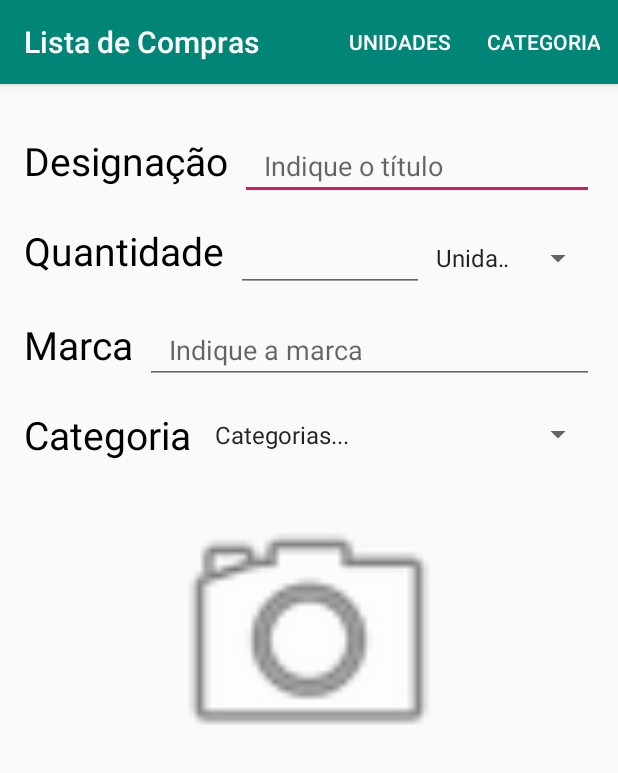
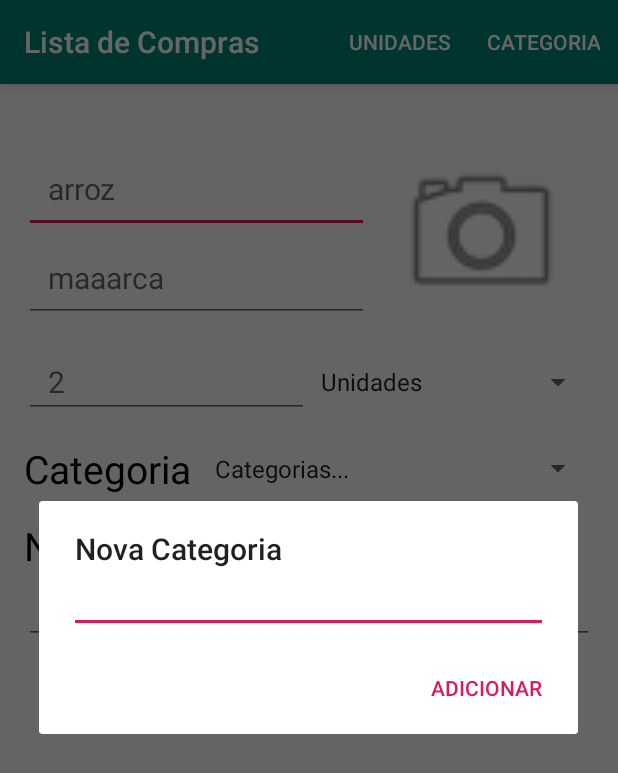
Before and after one commit to gustavolemos15/AmovTP1, an Android app: the NovoItemActivity screen opened directly, with no data from a screen before it, after a tap on "CATEGORIA", on a phone screen of 412 x 824 dp. Shown: the top 773 px of the screen. Run offline under Robolectric (Android 15) with nearby library versions, the phone set to English and light mode, and no system bars; pictures from the network do not load.

Commit message:
teste commit para branch pessoal

```diff
--- a/app/src/main/java/pt/isec/a2014009081/listadecompras/EdicaoListaActivity.kt
+++ b/app/src/main/java/pt/isec/a2014009081/listadecompras/EdicaoListaActivity.kt
@@ -25,7 +25,6 @@ class EdicaoListaActivity : AppCompatActivity() {
 
         lvEdicaoLista.adapter = adapter
 
-        lvEdicaoLista
     }
 
     override fun onCreateOptionsMenu(menu: Menu?): Boolean {
--- a/app/src/main/java/pt/isec/a2014009081/listadecompras/MainActivity.kt
+++ b/app/src/main/java/pt/isec/a2014009081/listadecompras/MainActivity.kt
@@ -7,6 +7,9 @@ import android.os.Bundle
 import android.view.View
 import android.view.Window
 import android.widget.Button
+import android.widget.EditText
+import android.widget.Toast
+import androidx.appcompat.app.AlertDialog
 import kotlinx.android.synthetic.main.activity_main.*
 
 // Activity em vez de AppCompatActivity para tirar a titlebar
@@ -25,8 +28,8 @@ class MainActivity : Activity() {
     }
 
     fun onNovaLista(view: View) {
-        val intent = Intent(this,EdicaoListaActivity::class.java)
-        startActivity(intent)
+        editTextDialog()
+        //passagem de atividade passou para o editTextDialog no positiveButton
     }
 
     fun onListasAnteriores(view: View, principal : Principal) {
@@ -41,4 +44,30 @@ class MainActivity : Activity() {
         startActivity(intent)
     }
 
+    private fun editTextDialog() {
+        val dlgBuilder = AlertDialog.Builder(this)
+        val inflater = layoutInflater
+        val dlgLayout = inflater.inflate(R.layout.edit_text_dialog, null)
+        val et = dlgLayout.findViewById<EditText>(R.id.etDialog)
+
+        with(dlgBuilder) {
+            setTitle(resources.getString(R.string.primeiroBotao))
+            setPositiveButton(R.string.adicionar) {dialog, which ->
+                // consegues a string introduzida com "et.text.toString()" PS: Podes apagar este comentário
+                Toast.makeText(
+                    this@MainActivity,
+                    et.text.toString(),
+                    Toast.LENGTH_SHORT
+                ).show()
+
+                //Passagem de atividade apenas após inserir o titulo
+                val intent = Intent(this@MainActivity,EdicaoListaActivity::class.java)
+                startActivity(intent)
+            }
+            setView(dlgLayout)
+            setCancelable(true)
+            show()
+        }
+    }
+
 }
--- a/app/src/main/java/pt/isec/a2014009081/listadecompras/NovoItemActivity.kt
+++ b/app/src/main/java/pt/isec/a2014009081/listadecompras/NovoItemActivity.kt
@@ -1,29 +1,39 @@
 package pt.isec.a2014009081.listadecompras
 
 import android.app.Activity
+import android.content.Context
 import android.content.Intent
+import android.content.res.Resources
 import android.graphics.Bitmap
-import android.graphics.drawable.Drawable
 import androidx.appcompat.app.AppCompatActivity
 import android.os.Bundle
 import android.provider.MediaStore
 import android.view.Menu
 import android.view.MenuItem
 import android.view.View
-import android.widget.ArrayAdapter
-import android.widget.Spinner
-import android.widget.Toast
+import android.widget.*
 import androidx.appcompat.app.AlertDialog
+import androidx.fragment.app.Fragment
 import kotlinx.android.synthetic.main.activity_novo_item.*
+import kotlinx.android.synthetic.main.edit_text_dialog.*
+import java.util.*
 
 private const val CODIGO_CAMERA = 40
 private const val CODIGO_GALERIA = 41
 
 class NovoItemActivity : AppCompatActivity() {
+    lateinit var prod : Produto
 
     override fun onCreate(savedInstanceState: Bundle?) {
         super.onCreate(savedInstanceState)
         setContentView(R.layout.activity_novo_item)
+
+        val prod :Produto= Produto("arroz",2,"maaarca","Catego")
+
+        etDesignacao.hint = prod.nome
+        etMarca.hint = prod.marca
+        etQuantidade.hint = prod.quantidade.toString()
+        //spinnerCategoria.setSelection(adapterCategorias.getPosition("Alimentação"))
 
         // Se calhar devemos meter isto numa função para tirar do main
 
@@ -33,7 +43,7 @@ class NovoItemActivity : AppCompatActivity() {
             this,
             R.array.unidades_array,
             android.R.layout.simple_spinner_item
-        ).also {adapter ->
+        ).also { adapter ->
             // Specify the layout to use when the list of choices appears
             adapter.setDropDownViewResource(android.R.layout.simple_spinner_dropdown_item)
             // Apply the adapter to the spinner
@@ -45,7 +55,7 @@ class NovoItemActivity : AppCompatActivity() {
             this,
             R.array.categorias_array,
             android.R.layout.simple_spinner_item
-        ).also {adapter ->
+        ).also { adapter ->
             // Specify the layout to use when the list of choices appears
             adapter.setDropDownViewResource(android.R.layout.simple_spinner_dropdown_item)
             // Apply the adapter to the spinner
@@ -53,6 +63,54 @@ class NovoItemActivity : AppCompatActivity() {
         }
         //! Se calhar devemos meter isto numa função para tirar do main
 
+        //Bloco de codigo de Teste - Reagir a opções selecionadas no spinner
+        spnUni.onItemSelectedListener = object : AdapterView.OnItemSelectedListener {
+
+            override fun onNothingSelected(parent: AdapterView<*>?) {
+                TODO("not implemented") //To change body of created functions use File | Settings | File Templates.
+            }
+
+            override fun onItemSelected(
+                parent: AdapterView<*>?,
+                view: View?,
+                position: Int,
+                id: Long
+            ) {
+                val selectedItem = parent!!.getItemAtPosition(position).toString()
+                if (selectedItem.equals("Unidades")) {
+                    Toast.makeText(
+                        this@NovoItemActivity,
+                        "Fazer DialogBox para introduzir nova categoria",
+                        Toast.LENGTH_SHORT
+                    ).show()
+                }
+            }
+        }
+    }
+
+    private fun editTextDialog(tipo: String) {
+        val dlgBuilder = AlertDialog.Builder(this)
+        val inflater = layoutInflater
+        val dlgLayout = inflater.inflate(R.layout.edit_text_dialog, null)
+        val et = dlgLayout.findViewById<EditText>(R.id.etDialog)
+
+        val title = java.lang.String.format(resources.getString(R.string.dlgUniCatTitle),tipo)
+
+        with(dlgBuilder) {
+            setTitle(title)
+            setPositiveButton(R.string.adicionar) {dialog, which ->
+                // fazer verificação do tipo para saber se foi categoria ou unidade
+                // fazer a  verficação também em ingles
+                Toast.makeText(
+                    this@NovoItemActivity,
+                    et.text.toString(),
+                    Toast.LENGTH_SHORT
+                ).show()
+            }
+            setView(dlgLayout)
+            setCancelable(true)
+            show()
+        }
     }
 
     override fun onCreateOptionsMenu(menu: Menu?): Boolean {
@@ -63,8 +121,8 @@ class NovoItemActivity : AppCompatActivity() {
     override fun onOptionsItemSelected(item: MenuItem): Boolean {
         //este when usa-se quando se tem mais que uma opção
         when (item.itemId) {
-            R.id.menuCategoria -> Toast.makeText(this,"Fazer DialogBox para introduzir nova categoria", Toast.LENGTH_SHORT).show()
-            R.id.menuUnidade -> Toast.makeText(this,"Fazer DialogBox para introduzir nova unidade", Toast.LENGTH_SHORT).show()
+            R.id.menuCategoria -> editTextDialog(resources.getString(R.string.categoria))
+            R.id.menuUnidade -> editTextDialog(resources.getString(R.string.unidades))
             else -> return super.onOptionsItemSelected(item)
         }
         return true
--- a/app/src/main/java/pt/isec/a2014009081/listadecompras/Produto.kt
+++ b/app/src/main/java/pt/isec/a2014009081/listadecompras/Produto.kt
@@ -3,11 +3,11 @@ package pt.isec.a2014009081.listadecompras
 import java.io.Serializable
 
 class Produto(Nome : String, Quantidade: Int, Marca: String, Categoria: String) : Serializable {
-    val nome  = Nome
+    var nome  = Nome
     var quantidade = Quantidade
-    val marca = Marca
-    val categoria = Categoria
+    var marca = Marca
+    var categoria = Categoria
 
-    val notas : ArrayList<String> = ArrayList()
+    //var notas : ArrayList<String> = ArrayList()
 
 }
--- a/app/src/main/res/layout/activity_novo_item.xml
+++ b/app/src/main/res/layout/activity_novo_item.xml
@@ -1,73 +1,60 @@
 <?xml version="1.0" encoding="utf-8"?>
-<LinearLayout xmlns:android="http://schemas.android.com/apk/res/android"
+<androidx.constraintlayout.widget.ConstraintLayout xmlns:android="http://schemas.android.com/apk/res/android"
     xmlns:app="http://schemas.android.com/apk/res-auto"
     xmlns:tools="http://schemas.android.com/tools"
     android:layout_width="match_parent"
     android:layout_height="match_parent"
     android:orientation="vertical"
-    android:paddingTop="32dp"
+    android:paddingTop="16dp"
     tools:context=".NovoItemActivity">
-
 
 
     <LinearLayout
         android:layout_width="match_parent"
+        android:layout_height="match_parent"
+        android:orientation="vertical"
+        android:paddingTop="16dp">
+        <LinearLayout
+            android:layout_width="match_parent"
             android:layout_height="wrap_content"
             android:paddingHorizontal="16dp"
-        android:orientation="horizontal">
+            android:paddingVertical="8dp" >
 
-        <TextView
-            android:layout_width="wrap_content"
+            <LinearLayout
+                android:layout_width="match_parent"
                 android:layout_height="wrap_content"
-            android:text="@string/designacao"
-            android:paddingRight="8dp"
-            android:textSize="26sp"
-            android:textColor="#000000">
-        </TextView>
+                android:orientation="vertical"
+                android:layout_weight="1">
 
                 <EditText
                     android:id="@+id/etDesignacao"
                     android:layout_width="match_parent"
                     android:layout_height="wrap_content"
+                    android:paddingVertical="16dp"
                     android:paddingHorizontal="16dp"
                     android:hint="@string/indiqueTitulo"
-            android:textSize="18sp"
+                    android:textSize="20sp"
                     android:maxLines="1"/>
+
+                <EditText
+                    android:id="@+id/etMarca"
+                    android:layout_width="match_parent"
+                    android:layout_height="wrap_content"
+                    android:paddingVertical="16dp"
+                    android:paddingHorizontal="16dp"
+                    android:hint="@string/indiqueMarca"
+                    android:textSize="20sp"
+                    android:maxLines="1"/>
+
             </LinearLayout>
 
-    <LinearLayout
-        android:layout_width="match_parent"
-        android:layout_height="wrap_content"
-        android:paddingTop="16dp"
-        android:paddingHorizontal="16dp">
-
-        <TextView
-            android:layout_width="wrap_content"
-            android:layout_height="wrap_content"
-            android:text="@string/quantidade"
-            android:paddingRight="8dp"
-            android:textSize="26sp"
-            android:textColor="#000000">
-        </TextView>
-
-        <LinearLayout
-            android:layout_width="match_parent"
-            android:layout_height="wrap_content">
-
-            <EditText
-                android:id="@+id/etQuantidade"
-                android:layout_width="125dp"
-                android:layout_height="wrap_content"
-                android:paddingHorizontal="16dp"
-                android:textSize="18sp"
-                android:maxLines="1" />
-
-            <androidx.appcompat.widget.AppCompatSpinner
-                android:id="@+id/spinnerUnidades"
-                android:layout_width="match_parent"
-                android:layout_height="match_parent" />
-
-        </LinearLayout>
+            <ImageView
+                android:id="@+id/imagemItem"
+                android:layout_weight="1"
+                android:layout_width="300dp"
+                android:layout_height="match_parent"
+                android:src="@android:drawable/ic_menu_camera"
+                android:onClick="onDialogFoto"/>
 
         </LinearLayout>
 
@@ -75,36 +62,36 @@
             android:layout_width="match_parent"
             android:layout_height="wrap_content"
             android:paddingHorizontal="16dp"
-        android:paddingTop="16dp"
-        android:orientation="horizontal">
+            android:paddingVertical="8dp">
 
-        <TextView
-            android:layout_width="wrap_content"
-            android:layout_height="wrap_content"
-            android:text="@string/marca"
-            android:paddingRight="8dp"
-            android:textSize="26sp"
-            android:textColor="#000000">
-        </TextView>
 
             <EditText
-            android:id="@+id/etMarca"
-            android:layout_width="match_parent"
+                android:id="@+id/etQuantidade"
+                android:layout_width="0dp"
                 android:layout_height="wrap_content"
                 android:paddingHorizontal="16dp"
-            android:hint="@string/indiqueMarca"
-            android:textSize="18sp"
-            android:maxLines="1"/>
+                android:hint="@string/indiqueQuantidade"
+                android:textSize="20sp"
+                android:layout_weight="1"
+                android:maxLines="1" />
+
+            <androidx.appcompat.widget.AppCompatSpinner
+                android:id="@+id/spinnerUnidades"
+                android:layout_width="0dp"
+                android:layout_height="match_parent"
+                android:layout_weight="1"/>
+
         </LinearLayout>
 
         <LinearLayout
             android:layout_width="match_parent"
             android:layout_height="wrap_content"
             android:paddingHorizontal="16dp"
-        android:paddingTop="16dp"
+            android:paddingVertical="8dp"
             android:orientation="horizontal">
 
             <TextView
+                android:id="@+id/tvCategoria"
                 android:layout_width="wrap_content"
                 android:layout_height="wrap_content"
                 android:text="@string/categoria"
@@ -122,16 +109,29 @@
 
         <LinearLayout
             android:layout_width="match_parent"
-        android:layout_height="wrap_content">
+            android:layout_height="wrap_content"
+            android:paddingHorizontal="16dp"
+            android:paddingVertical="8dp"
+            android:orientation="vertical">
 
-        <ImageView
-            android:id="@+id/imagemItem"
+            <TextView
+                android:id="@+id/tvNotas"
+                android:layout_width="wrap_content"
+                android:layout_height="wrap_content"
+                android:text="@string/notas"
+                android:paddingRight="8dp"
+                android:textSize="26sp"
+                android:textColor="#000000"> </TextView>
+
+            <EditText
+                android:id="@+id/etNotas"
                 android:layout_width="match_parent"
-            android:layout_height="200dp"
-            android:layout_marginTop="16dp"
-            android:src="@android:drawable/ic_menu_camera"
-            android:onClick="onDialogFoto"/>
+                android:layout_height="wrap_content"
+                android:paddingHorizontal="16dp"
+                android:textSize="20sp"
+                android:layout_weight="1"
+                android:maxLines="5" />
 
         </LinearLayout>
-
     </LinearLayout>
+</androidx.constraintlayout.widget.ConstraintLayout>
--- /dev/null
+++ b/app/src/main/res/layout/edit_text_dialog.xml
@@ -0,0 +1,13 @@
+<?xml version="1.0" encoding="utf-8"?>
+<LinearLayout xmlns:android="http://schemas.android.com/apk/res/android"
+    android:orientation="vertical" android:layout_width="match_parent"
+    android:layout_height="match_parent">
+
+    <EditText
+        android:id="@+id/etDialog"
+        android:layout_width="match_parent"
+        android:layout_height="wrap_content"
+        android:textSize="16sp"
+        android:layout_marginHorizontal="20dp" />
+
+</LinearLayout>
--- a/app/src/main/res/values/strings.xml
+++ b/app/src/main/res/values/strings.xml
@@ -9,13 +9,16 @@
     <string name="designacao">Designação</string>
     <string name="quantidade">Quantidade</string>
     <string name="nomeItem">Nome do item</string>
-    <string name="indiqueTitulo">Indique o título</string>
-    <string name="indiqueQuantidade">Indique a quantidade</string>
+    <string name="indiqueTitulo">Designação</string>
+    <string name="indiqueQuantidade">Quantidade</string>
     <string name="marca">Marca</string>
-    <string name="indiqueMarca">Indique a marca</string>
-    <string name="indiqueCategoria">Indique a categoria</string>
+    <string name="indiqueMarca">Marca</string>
+    <string name="indiqueCategoria">Categoria</string>
     <string name="categoria">Categoria</string>
     <string name="foto">Foto</string>
     <string name="unidades">Unidades</string>
     <string name="categorias">Categorias</string>
+    <string name="dlgUniCatTitle">Nova %1$s</string>
+    <string name="adicionar">Adicionar</string>
+    <string name="notas">Notas</string>
 </resources>
--- a/app/src/main/res/values/unidades.xml
+++ b/app/src/main/res/values/unidades.xml
@@ -4,8 +4,9 @@
 <!-- VER: https://developer.android.com/guide/topics/ui/controls/spinner -->
 <resources>
     <string-array name="unidades_array">
-        <item>Unidades</item>
+        <item>@string/unidades</item>
         <item>KG</item>
         <item>L</item>
+
     </string-array>
 </resources>
```
Also changed, not shown: 1 other file. Lines whose indentation alone changed are shown as unchanged.
